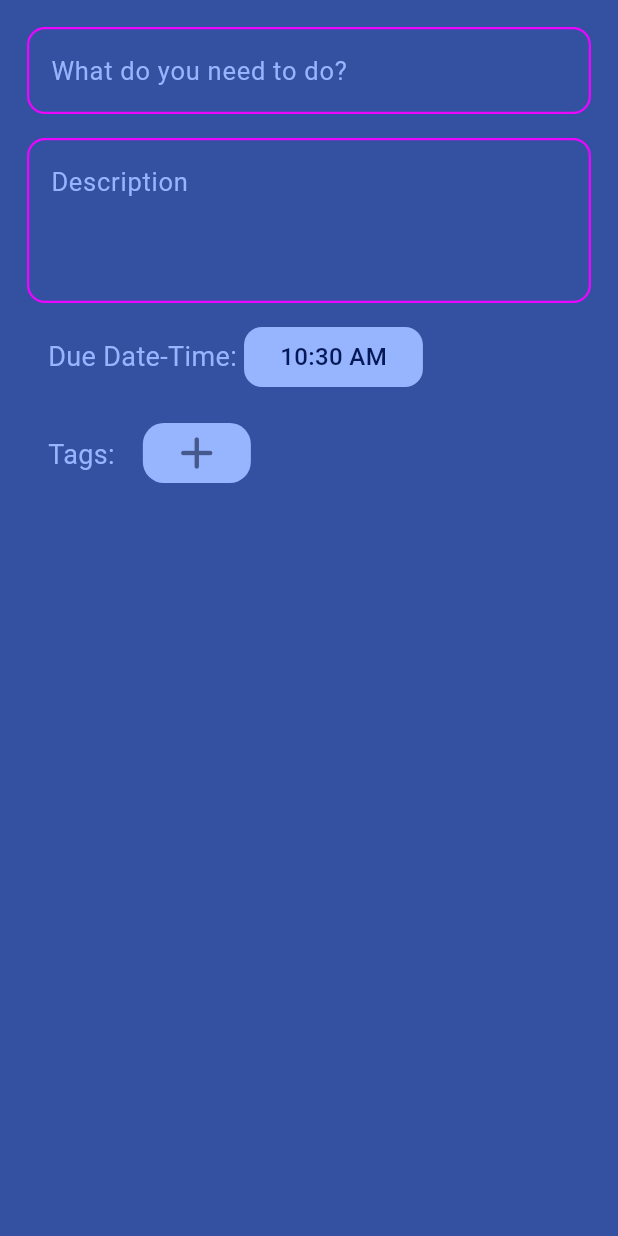
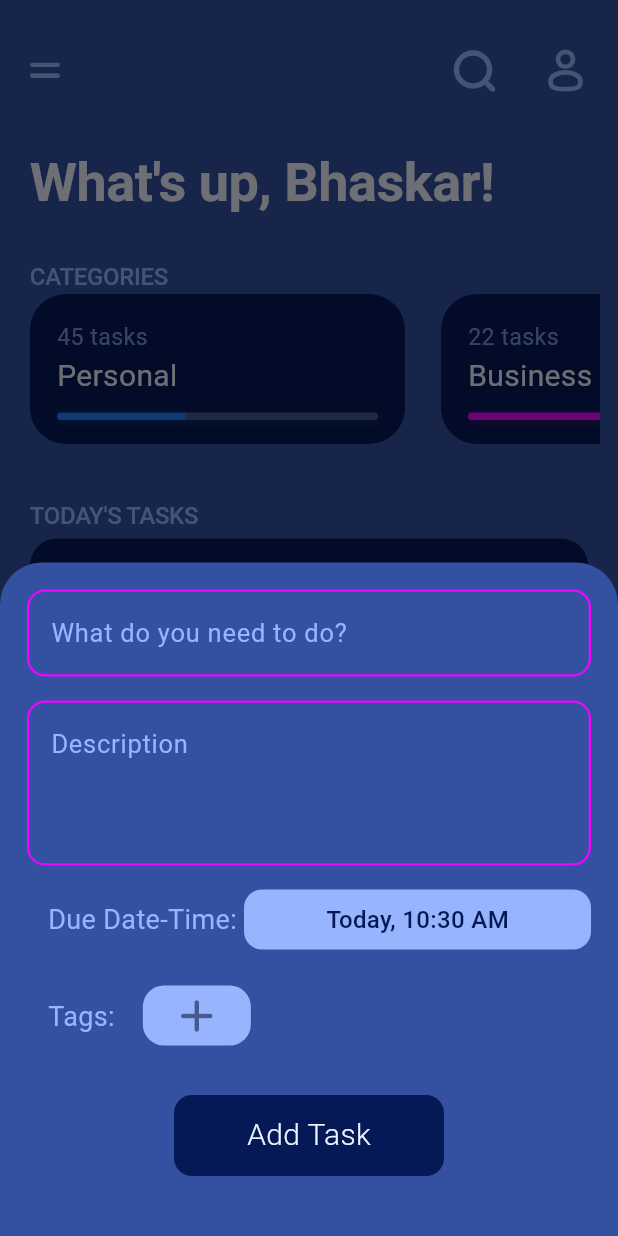
Before and after one commit to bhaskaraa45/gymtrack, a Flutter app: the screen it shows after launch, after a tap on the "add" icon, on a phone screen of 412 x 824 dp. Run offline on Flutter 3.47's test engine with Material 3 defaults, Android fonts, the phone set to English and light mode, and no system bars; our stand-ins replace flutter_svg.

Commit message:
screen to bottomsheet

```diff
--- a/frontend/lib/screens/add_todo.dart
+++ b/frontend/lib/screens/add_todo.dart
@@ -40,7 +40,7 @@ class _AddTodoScreenState extends State<AddTodoScreen> {
     if (DateTime.now().day == dateTime.day &&
         DateTime.now().month == dateTime.month &&
         DateTime.now().year == dateTime.year) {
-      return DateFormat('hh:mm a').format(dateTime);
+      return 'Today, ${DateFormat('hh:mm a').format(dateTime)}';
     } else {
       return DateFormat('hh:mm a, dd MMM yyyy').format(dateTime);
     }
@@ -330,7 +330,8 @@ class _AddTodoScreenState extends State<AddTodoScreen> {
                 fontWeight: FontWeight.w400),
           ),
         ),
-        Container(
+        Flexible(
+          child: Container(
             height: 40,
             decoration: BoxDecoration(
                 color: MyColors().secondary,
@@ -342,11 +343,11 @@ class _AddTodoScreenState extends State<AddTodoScreen> {
                   await selectDateTime(context);
                 },
                 borderRadius: BorderRadius.circular(12),
-              child: Padding(
-                padding: const EdgeInsets.only(left: 24, right: 24),
                 child: Center(
                   child: Text(
                     time,
+                    maxLines: 2,
+                    overflow: TextOverflow.ellipsis,
                     style: TextStyle(
                         color: MyColors().primary2,
                         fontSize: 16,
@@ -361,15 +362,48 @@ class _AddTodoScreenState extends State<AddTodoScreen> {
     );
   }
 
+  Widget addTask(Size size) {
+    return Container(
+      alignment: Alignment.topCenter,
+      width: 180,
+      height: 54,
+      decoration: BoxDecoration(
+        color: MyColors().primary2,
+        borderRadius: BorderRadius.circular(12),
+      ),
+      child: Material(
+        color: Colors.transparent,
+        child: InkWell(
+          onTap: () {
+            //TODO: API CALL
+          },
+          borderRadius: BorderRadius.circular(12),
+          child: Center(
+            child: Text(
+              'Add Task',
+              style: TextStyle(
+                color: MyColors().textColor,
+                fontSize: 20,
+                fontWeight: FontWeight.w300,
+              ),
+            ),
+          ),
+        ),
+      ),
+    );
+  }
+
   @override
   Widget build(BuildContext context) {
-    return Scaffold(
-      backgroundColor: MyColors().primary,
-      body: SafeArea(
+    Size size = MediaQuery.of(context).size;
+    return Container(
+      // backgroundColor: MyColors().primary,
       child: Padding(
         padding: const EdgeInsets.fromLTRB(18, 18, 18, 0),
+        child: SingleChildScrollView(
           child: Column(
             crossAxisAlignment: CrossAxisAlignment.start,
+            mainAxisSize: MainAxisSize.min,
             children: [
               textFieldWidget('What do you need to do?', titleController, 1),
               const SizedBox(
@@ -385,9 +419,17 @@ class _AddTodoScreenState extends State<AddTodoScreen> {
                 height: 20,
               ),
               finalTagWidget(),
+              const SizedBox(
+                height: 32,
+              ),
+              Align(child: addTask(size)),
+              const SizedBox(
+                height: 40,
+              ),
             ],
           ),
-      )),
+        ),
+      ),
     );
   }
 
--- a/frontend/lib/screens/home.dart
+++ b/frontend/lib/screens/home.dart
@@ -74,7 +74,7 @@ class _HomeScreenState extends State<HomeScreen> {
         tag: "tag",
         User: "bhaskar",
         time: DateTime(2024, 1, 1)),
-        TodoModel(
+    TodoModel(
         id: 10,
         title: "Do one dsa question",
         description: "1",
@@ -170,13 +170,20 @@ class _HomeScreenState extends State<HomeScreen> {
         });
   }
 
-  Widget floatingActionButton(){
+  Widget floatingActionButton() {
     return FloatingActionButton(
-      onPressed: (){
-        Navigator.push(context, CustomPageRoute(child: const  AddTodoScreen(),startPos: const Offset(0, 1)));
+      onPressed: () {
+        // Navigator.push(context, CustomPageRoute(child: const  AddTodoScreen(),startPos: const Offset(0, 1)));
+        showModalBottomSheet(
+          backgroundColor: MyColors().primary,
+            context: context, builder: (ctx) => const AddTodoScreen());
       },
       backgroundColor: MyColors().purple,
-      child: Icon(Icons.add_rounded, size: 36,color: MyColors().primary2,),
+      child: Icon(
+        Icons.add_rounded,
+        size: 36,
+        color: MyColors().primary2,
+      ),
     );
   }
 
@@ -185,11 +192,10 @@ class _HomeScreenState extends State<HomeScreen> {
     return Scaffold(
       appBar: AppBar(
         toolbarHeight: 0.0,
-        systemOverlayStyle: SystemUiOverlayStyle(
-          statusBarColor: MyColors().primary
-        ),
+        systemOverlayStyle:
+            SystemUiOverlayStyle(statusBarColor: MyColors().primary),
       ),
-      floatingActionButton: floatingActionButton() ,
+      floatingActionButton: floatingActionButton(),
       backgroundColor: MyColors().primary,
       body: SafeArea(
           child: Padding(
```
Lines whose indentation alone changed are shown as unchanged.
